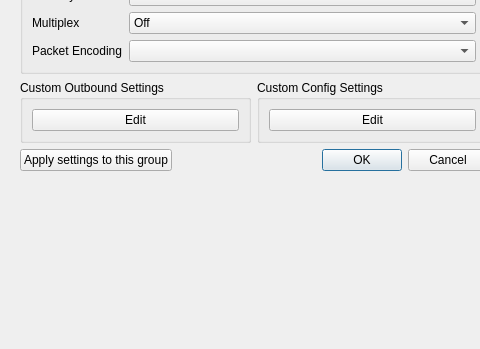
First picture: the form in ui/edit/dialog_edit_profile.ui, repository Restia-Ashbell/nekobox, before the edit; both pictures show x 0 to 480 and y 451 to 800 of the 1000 by 800 pixel window.
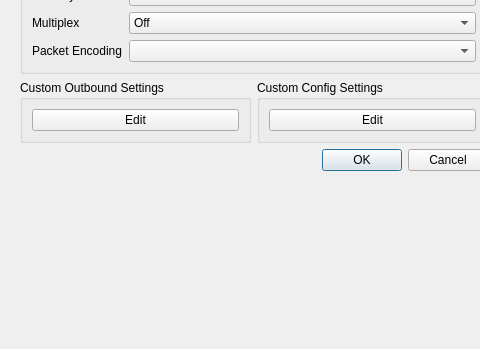
Second picture: the form after the edit.

What changed in the file:
```diff
--- a/ui/edit/dialog_edit_profile.ui
+++ b/ui/edit/dialog_edit_profile.ui
@@ -268,13 +268,6 @@
       </item>
       <item>
        <layout class="QHBoxLayout" name="horizontalLayout_4">
-        <item>
-         <widget class="QPushButton" name="apply_to_group">
-          <property name="text">
-           <string>Apply settings to this group</string>
-          </property>
-         </widget>
-        </item>
         <item>
          <widget class="QDialogButtonBox" name="buttonBox">
           <property name="sizePolicy">
```
Left out of the diff: 1 changed line with no effect on the pictures.
